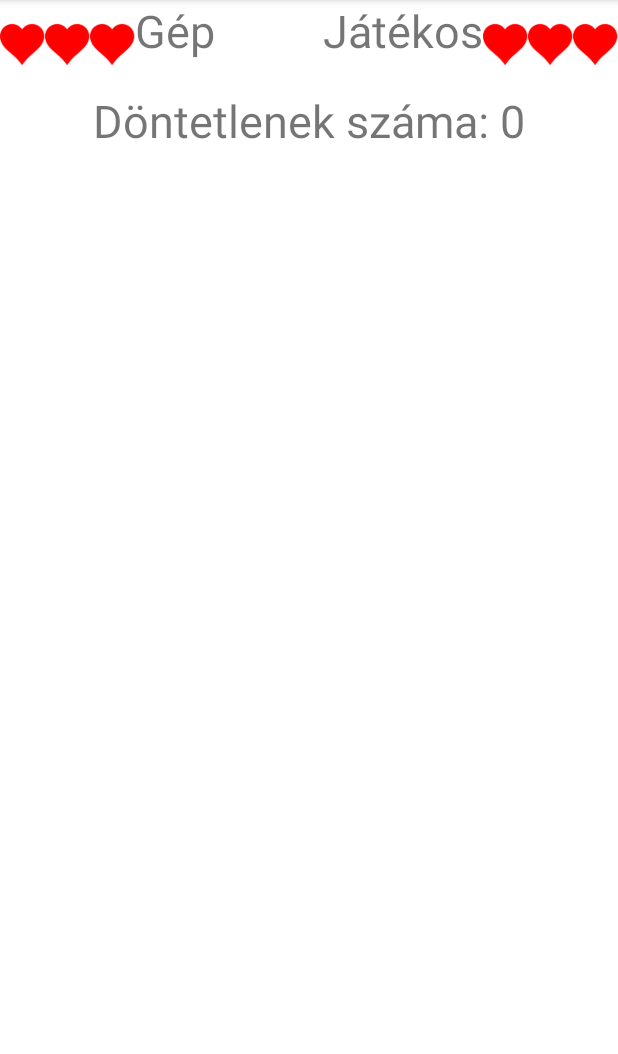
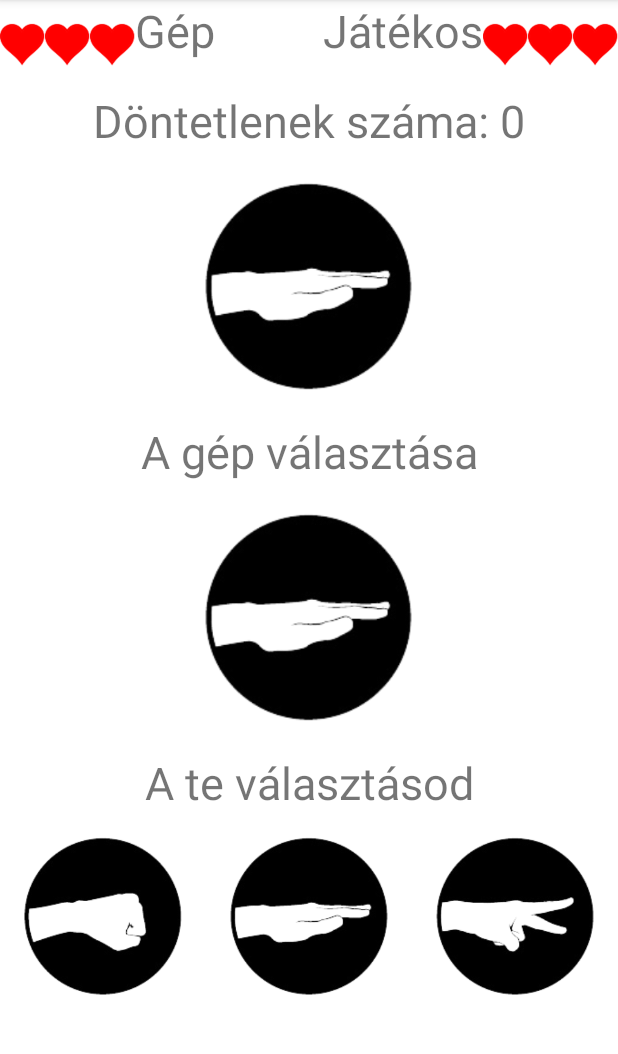
Before and after one commit to egri-richard/EgriDanielR_KoPapirOllo, an Android app: the screen it shows after launch (MainActivity), on a phone screen of 412 x 824 dp, the part 84-1138 px from its top. Run offline under Robolectric (Android 15) with nearby library versions, the phone set to English and light mode, and no system bars.

Commit message:
basic layout done

```diff
--- a/app/src/main/res/layout/activity_main.xml
+++ b/app/src/main/res/layout/activity_main.xml
@@ -89,6 +89,76 @@
         android:layout_below="@+id/healthDisplay"
         android:textAlignment="center"
         android:textSize="30sp"
-        android:text="Döntetlenek száma: 0"/>
+        android:text="Döntetlenek száma: 0"
+        android:id="@+id/numOfDraw"/>
+
+    <ImageView
+        android:layout_width="wrap_content"
+        android:layout_height="180dp"
+        android:layout_below="@id/numOfDraw"
+        android:layout_centerHorizontal="true"
+        android:src="@drawable/paper"
+        android:id="@+id/cpuChoicePic"/>
+
+    <TextView
+        android:layout_width="match_parent"
+        android:layout_height="wrap_content"
+        android:layout_below="@+id/cpuChoicePic"
+        android:textAlignment="center"
+        android:textSize="30sp"
+        android:text="A gép választása"
+        android:id="@+id/cpuChoiceText"/>
+
+    <ImageView
+        android:layout_width="wrap_content"
+        android:layout_height="180dp"
+        android:layout_below="@id/cpuChoiceText"
+        android:layout_centerHorizontal="true"
+        android:src="@drawable/paper"
+        android:id="@+id/playerChoicePic"/>
+
+    <TextView
+        android:layout_width="match_parent"
+        android:layout_height="wrap_content"
+        android:layout_below="@+id/playerChoicePic"
+        android:textAlignment="center"
+        android:textSize="30sp"
+        android:text="A te választásod"
+        android:id="@+id/playerChoiceText"/>
+
+    <LinearLayout
+        android:layout_width="match_parent"
+        android:layout_height="wrap_content"
+        android:layout_below="@+id/playerChoiceText"
+        android:orientation="horizontal">
+
+        <ImageButton
+            android:layout_width="0dp"
+            android:layout_height="wrap_content"
+            android:scaleType="fitCenter"
+            android:adjustViewBounds="true"
+            android:src="@drawable/rock"
+            android:background="@color/white"
+            android:layout_weight="1"/>
+
+        <ImageButton
+            android:layout_width="0dp"
+            android:layout_height="wrap_content"
+            android:scaleType="fitCenter"
+            android:adjustViewBounds="true"
+            android:src="@drawable/paper"
+            android:background="@color/white"
+            android:layout_weight="1"/>
+
+        <ImageButton
+            android:layout_width="0dp"
+            android:layout_height="wrap_content"
+            android:scaleType="fitCenter"
+            android:adjustViewBounds="true"
+            android:src="@drawable/scissors"
+            android:background="@color/white"
+            android:layout_weight="1"/>
+
+    </LinearLayout>
 
   </RelativeLayout>
```
